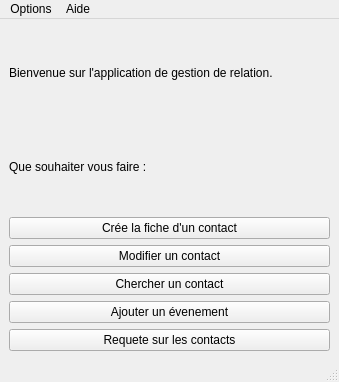
The window that Projet/mainwindow.ui (Dwarron/ProjetCDAA) describes before a commit, drawn with Qt 5.
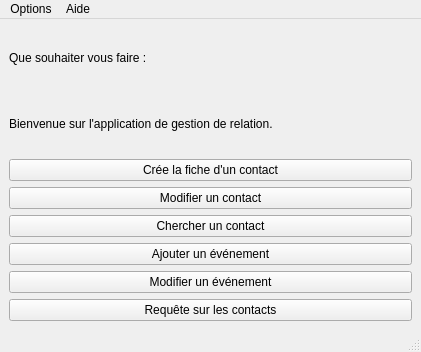
The same window after the commit.

```diff
--- a/Projet/mainwindow.ui
+++ b/Projet/mainwindow.ui
@@ -6,63 +6,70 @@
    <rect>
     <x>0</x>
     <y>0</y>
-    <width>339</width>
-    <height>382</height>
+    <width>421</width>
+    <height>352</height>
    </rect>
   </property>
   <property name="windowTitle">
    <string>Fenêtre principale </string>
   </property>
   <widget class="QWidget" name="centralwidget">
-   <layout class="QGridLayout" name="gridLayout_2">
+   <layout class="QGridLayout" name="gridLayout">
     <item row="0" column="0">
-     <layout class="QGridLayout" name="gridLayout">
-      <item row="0" column="0">
-       <widget class="QLabel" name="label">
-        <property name="text">
-         <string>Bienvenue sur l'application de gestion de relation.</string>
-        </property>
-       </widget>
-      </item>
-      <item row="1" column="0">
+     <layout class="QVBoxLayout" name="verticalLayout">
+      <item>
        <widget class="QLabel" name="label_2">
         <property name="text">
          <string>Que souhaiter vous faire :</string>
         </property>
        </widget>
       </item>
-      <item row="2" column="0">
+      <item>
+       <widget class="QLabel" name="label">
+        <property name="text">
+         <string>Bienvenue sur l'application de gestion de relation.</string>
+        </property>
+       </widget>
+      </item>
+      <item>
        <widget class="QPushButton" name="ButtonCreerFiche">
         <property name="text">
          <string>Crée la fiche d'un contact</string>
         </property>
        </widget>
       </item>
-      <item row="3" column="0">
+      <item>
        <widget class="QPushButton" name="ButtonModifContact">
         <property name="text">
          <string>Modifier un contact</string>
         </property>
        </widget>
       </item>
-      <item row="4" column="0">
+      <item>
        <widget class="QPushButton" name="ButtonRechercherContact">
         <property name="text">
          <string>Chercher un contact</string>
         </property>
        </widget>
       </item>
-      <item row="5" column="0">
+      <item>
        <widget class="QPushButton" name="ButtonAjouterEvenement">
         <property name="text">
-         <string>Ajouter un évenement</string>
+         <string>Ajouter un événement</string>
         </property>
        </widget>
       </item>
-      <item row="6" column="0">
-       <widget class="QPushButton" name="ButtonRequetes">
+      <item>
+       <widget class="QPushButton" name="ButtonModifEvent">
         <property name="text">
-         <string>Requete sur les contacts</string>
+         <string>Modifier un événement</string>
+        </property>
+       </widget>
+      </item>
+      <item>
+       <widget class="QPushButton" name="ButtonRequete">
+        <property name="text">
+         <string>Requête sur les contacts</string>
         </property>
        </widget>
       </item>
@@ -75,7 +82,7 @@
     <rect>
      <x>0</x>
      <y>0</y>
-     <width>339</width>
+     <width>421</width>
      <height>21</height>
     </rect>
    </property>
```
